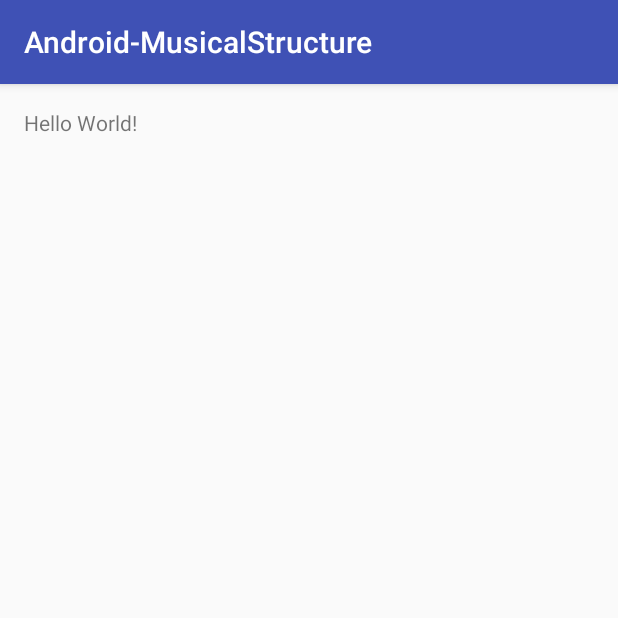
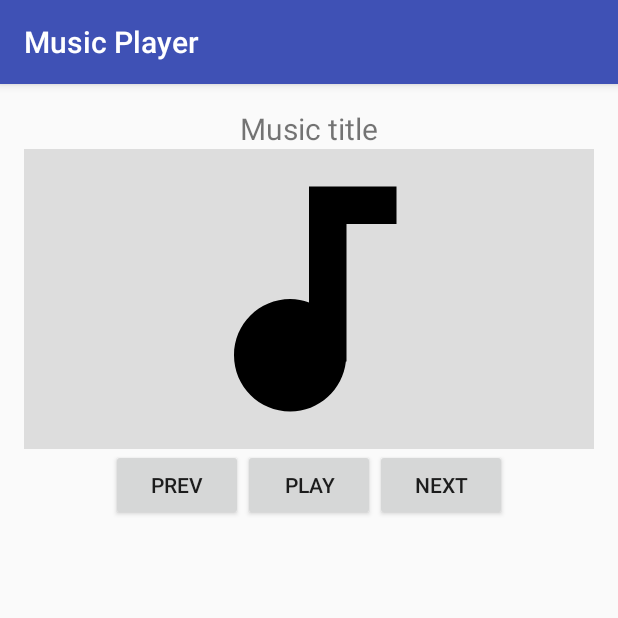
Before and after one commit to xR86/java-stuff, an Android app: the screen it shows after launch (MainActivity), on a phone screen of 412 x 824 dp, the top half of it. Run offline under Robolectric (Android 15) with nearby library versions, the phone set to English and light mode, and no system bars.

Commit message:
updated android musical structure app with basic play

```diff
--- a/Android-MusicalStructure/app/src/main/AndroidManifest.xml
+++ b/Android-MusicalStructure/app/src/main/AndroidManifest.xml
@@ -8,7 +8,7 @@
         android:label="@string/app_name"
         android:supportsRtl="true"
         android:theme="@style/AppTheme">
-        <activity android:name=".MainActivity">
+        <activity android:name=".MainActivity" android:label="Music Player">
             <intent-filter>
                 <action android:name="android.intent.action.MAIN" />
 
--- a/Android-MusicalStructure/app/src/main/java/io/github/xr86/android_musicalstructure/MainActivity.java
+++ b/Android-MusicalStructure/app/src/main/java/io/github/xr86/android_musicalstructure/MainActivity.java
@@ -1,7 +1,14 @@
 package io.github.xr86.android_musicalstructure;
 
+import android.media.MediaMetadataRetriever;
+import android.media.MediaPlayer;
+import android.net.Uri;
 import android.support.v7.app.AppCompatActivity;
 import android.os.Bundle;
+import android.view.View;
+import android.widget.Button;
+import android.widget.TextView;
+import android.widget.Toast;
 
 public class MainActivity extends AppCompatActivity {
 
@@ -9,5 +16,51 @@ public class MainActivity extends AppCompatActivity {
     protected void onCreate(Bundle savedInstanceState) {
         super.onCreate(savedInstanceState);
         setContentView(R.layout.activity_main);
+
+        setupMediaPlayer();
+    }
+
+    private void setupMediaPlayer() {
+        final MediaPlayer mp = MediaPlayer.create(this, R.raw.the_complex);
+        MediaMetadataRetriever mmr = new MediaMetadataRetriever();
+        String uriPath = "android.resource://" + getPackageName() + "/raw/" + "the_complex";
+        final Uri uri = Uri.parse(uriPath);
+        mmr.setDataSource(getApplication(), uri);
+
+        final String artistName =
+                mmr.extractMetadata(MediaMetadataRetriever.METADATA_KEY_ARTIST);
+        final String trackName =
+                mmr.extractMetadata(MediaMetadataRetriever.METADATA_KEY_TITLE);
+        //final byte[] trackArt =
+        //        mmr.getEmbeddedPicture();
+
+        final Button play = (Button) findViewById(R.id.play);
+
+        play.setOnClickListener(new View.OnClickListener() {
+            boolean trackOpened = false;
+
+            public void onClick(View arg0) {
+                if (!trackOpened) {
+                    TextView trackTitle = (TextView) findViewById(R.id.track_title);
+                    if (artistName != "") {
+                        trackTitle.setText(artistName + " - " + trackName);
+                    } else {
+                        trackTitle.setText(getResources().getResourceEntryName(R.raw.the_complex));
+                    }
+                    trackOpened = true;
+                }
+                if (mp.isPlaying()) {
+                    mp.pause();
+                    play.setText("Start");
+                } else {
+                    mp.start();
+                    play.setText("Pause");
+                }
+            }
+        });
+    }
+
+    public void buttonClickPlaceholder(View v) {
+        Toast.makeText(this, "Feature not implemented !", Toast.LENGTH_SHORT).show();
     }
 }
--- /dev/null
+++ b/Android-MusicalStructure/app/src/main/res/drawable/ic_audiotrack_black_24dp.xml
@@ -0,0 +1,9 @@
+<vector xmlns:android="http://schemas.android.com/apk/res/android"
+        android:width="24dp"
+        android:height="24dp"
+        android:viewportWidth="24.0"
+        android:viewportHeight="24.0">
+    <path
+        android:fillColor="#FF000000"
+        android:pathData="M12,3v9.28c-0.47,-0.17 -0.97,-0.28 -1.5,-0.28C8.01,12 6,14.01 6,16.5S8.01,21 10.5,21c2.31,0 4.2,-1.75 4.45,-4H15V6h4V3h-7z"/>
+</vector>
--- a/Android-MusicalStructure/app/src/main/res/layout/activity_main.xml
+++ b/Android-MusicalStructure/app/src/main/res/layout/activity_main.xml
@@ -11,7 +11,49 @@
     tools:context="io.github.xr86.android_musicalstructure.MainActivity">
 
     <TextView
+        android:id="@+id/track_title"
         android:layout_width="wrap_content"
         android:layout_height="wrap_content"
-        android:text="Hello World!" />
+        android:layout_centerHorizontal="true"
+        android:text="Music title"
+        android:textSize="20sp" />
+
+    <ImageView
+        android:id="@+id/track_logo"
+        android:layout_width="match_parent"
+        android:layout_height="200dp"
+        android:layout_below="@id/track_title"
+        android:background="#DDD"
+        android:src="@drawable/ic_audiotrack_black_24dp" />
+
+    <LinearLayout
+        android:layout_width="wrap_content"
+        android:layout_height="wrap_content"
+        android:layout_below="@id/track_logo"
+        android:layout_centerInParent="true">
+
+        <Button
+            android:id="@+id/prev"
+            android:layout_width="wrap_content"
+            android:layout_height="wrap_content"
+            android:onClick="buttonClickPlaceholder"
+            android:text="prev" />
+
+        <Button
+            android:id="@+id/play"
+            android:layout_width="wrap_content"
+            android:layout_height="wrap_content"
+            android:layout_toRightOf="@id/prev"
+            android:text="Play" />
+
+        <Button
+            android:id="@+id/next"
+            android:layout_width="wrap_content"
+            android:layout_height="wrap_content"
+            android:layout_toRightOf="@id/play"
+            android:onClick="buttonClickPlaceholder"
+            android:text="next" />
+    </LinearLayout>
+
+
 </RelativeLayout>
```
Also changed, not shown: 3 other files.
